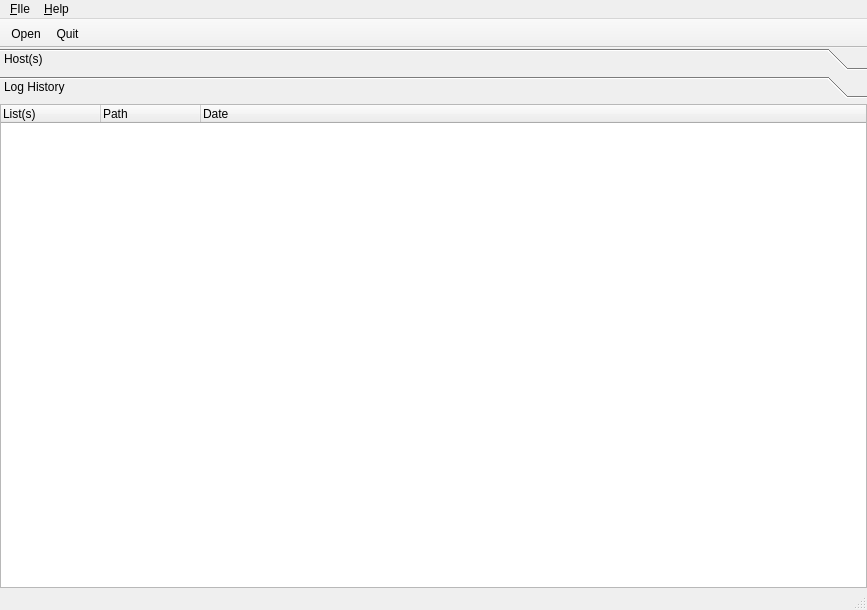
The window that nmapsi4-logr/src/mainwin.ui (nmapsi4/nmapsi4) describes before a commit, drawn with Qt 5.
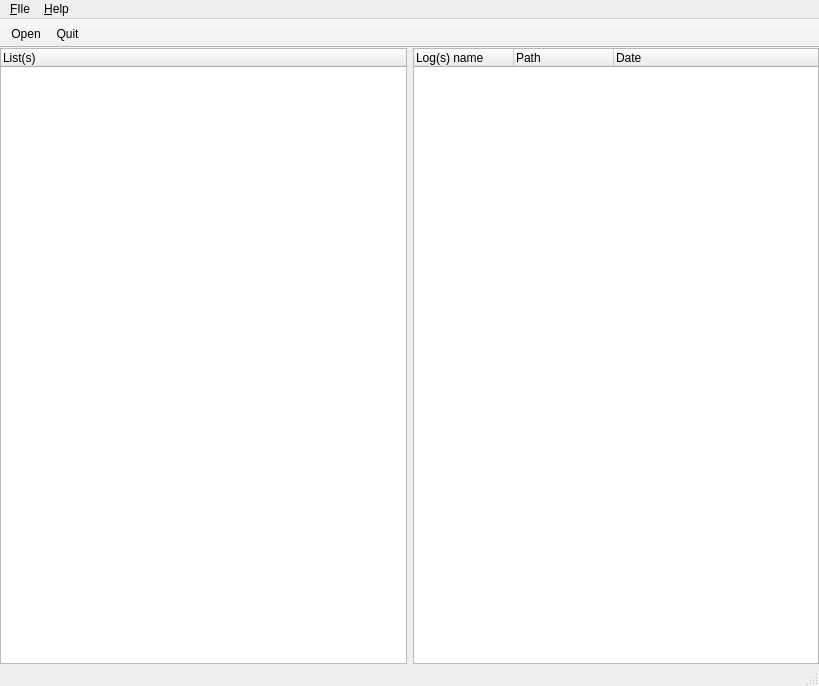
The same window after the commit. The open tabs and pages were chosen to show the change. Icons and pictures are not drawn.

```diff
--- a/nmapsi4-logr/src/mainwin.ui
+++ b/nmapsi4-logr/src/mainwin.ui
@@ -6,8 +6,8 @@
    <rect>
     <x>0</x>
     <y>0</y>
-    <width>867</width>
-    <height>610</height>
+    <width>819</width>
+    <height>686</height>
    </rect>
   </property>
   <property name="minimumSize">
@@ -24,41 +24,7 @@
     <normaloff>:/images/icons/128x128/nmapsi4.png</normaloff>:/images/icons/128x128/nmapsi4.png</iconset>
   </property>
   <widget class="QWidget" name="centralwidget">
-   <layout class="QGridLayout" name="gridLayout">
-    <property name="margin">
-     <number>0</number>
-    </property>
-    <item row="0" column="0">
-     <widget class="QToolBox" name="toolBoxMain">
-      <property name="frameShape">
-       <enum>QFrame::NoFrame</enum>
-      </property>
-      <property name="frameShadow">
-       <enum>QFrame::Plain</enum>
-      </property>
-      <property name="lineWidth">
-       <number>0</number>
-      </property>
-      <property name="currentIndex">
-       <number>0</number>
-      </property>
-      <widget class="QWidget" name="page">
-       <property name="geometry">
-        <rect>
-         <x>0</x>
-         <y>0</y>
-         <width>857</width>
-         <height>461</height>
-        </rect>
-       </property>
-       <attribute name="icon">
-        <iconset resource="../../mainwin.qrc">
-         <normaloff>:/images/images/network_local.png</normaloff>:/images/images/network_local.png</iconset>
-       </attribute>
-       <attribute name="label">
-        <string>Host(s)</string>
-       </attribute>
-       <layout class="QVBoxLayout" name="verticalLayout">
+   <layout class="QHBoxLayout" name="horizontalLayout">
         <property name="margin">
          <number>0</number>
         </property>
@@ -92,39 +58,17 @@
           </column>
          </widget>
         </item>
-       </layout>
-      </widget>
-      <widget class="QWidget" name="page_2">
-       <property name="geometry">
-        <rect>
-         <x>0</x>
-         <y>0</y>
-         <width>789</width>
-         <height>64</height>
-        </rect>
-       </property>
-       <attribute name="icon">
-        <iconset resource="../../mainwin.qrc">
-         <normaloff>:/images/images/bookmark_add.png</normaloff>:/images/images/bookmark_add.png</iconset>
-       </attribute>
-       <attribute name="label">
-        <string>Log History</string>
-       </attribute>
-       <layout class="QVBoxLayout" name="verticalLayout_2">
-        <property name="margin">
-         <number>0</number>
-        </property>
         <item>
          <widget class="QTreeWidget" name="logTree">
           <property name="sizePolicy">
            <sizepolicy hsizetype="Expanding" vsizetype="Expanding">
-            <horstretch>250</horstretch>
+        <horstretch>0</horstretch>
             <verstretch>0</verstretch>
            </sizepolicy>
           </property>
           <property name="minimumSize">
            <size>
-            <width>789</width>
+        <width>0</width>
             <height>0</height>
            </size>
           </property>
@@ -142,7 +86,7 @@
           </property>
           <column>
            <property name="text">
-            <string>List(s)</string>
+        <string>Log(s) name</string>
            </property>
           </column>
           <column>
@@ -159,16 +103,12 @@
         </item>
        </layout>
       </widget>
-     </widget>
-    </item>
-   </layout>
-  </widget>
   <widget class="QMenuBar" name="menubar">
    <property name="geometry">
     <rect>
      <x>0</x>
      <y>0</y>
-     <width>867</width>
+     <width>819</width>
      <height>21</height>
     </rect>
    </property>
```
Left out of the diff: 4 changed lines with no effect on the pictures. Lines whose indentation alone changed are shown as unchanged.
